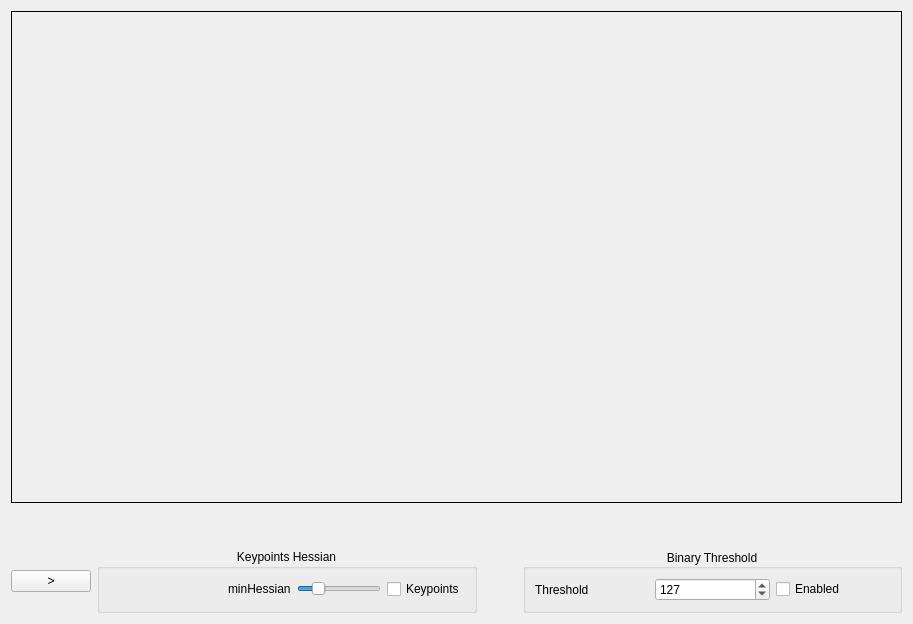
The window that qcvwidget.ui (prater27/Qt5_and_OpenCV_Tutorial1) describes before a commit, drawn with Qt 5.
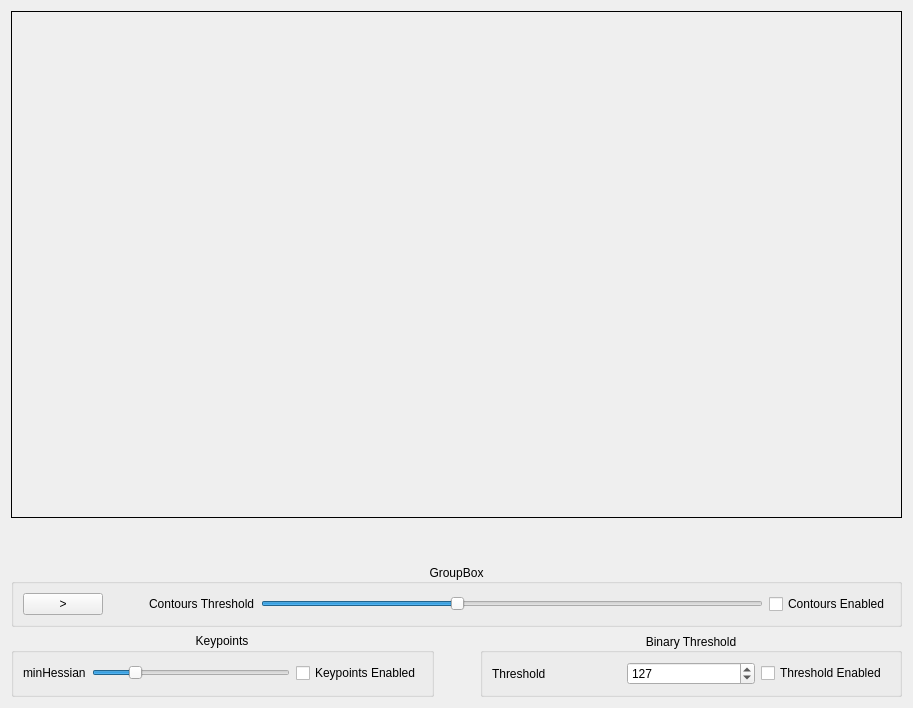
The same window after the commit.

What changed in the file:
```diff
--- a/qcvwidget.ui
+++ b/qcvwidget.ui
@@ -7,14 +7,14 @@
     <x>0</x>
     <y>0</y>
     <width>913</width>
-    <height>624</height>
+    <height>708</height>
    </rect>
   </property>
   <property name="windowTitle">
    <string>Widget</string>
   </property>
-  <layout class="QGridLayout" name="gridLayout">
-   <item row="0" column="0">
+  <layout class="QVBoxLayout" name="verticalLayout_2">
+   <item>
     <layout class="QVBoxLayout" name="verticalLayout">
      <item>
       <widget class="QLabel" name="labelView">
@@ -48,15 +48,77 @@
        </property>
       </spacer>
      </item>
+     <item>
+      <layout class="QHBoxLayout" name="horizontalLayout_4"/>
+     </item>
+     <item>
+      <widget class="QGroupBox" name="groupBox_3">
+       <property name="title">
+        <string>GroupBox</string>
+       </property>
+       <property name="alignment">
+        <set>Qt::AlignCenter</set>
+       </property>
+       <layout class="QGridLayout" name="gridLayout">
+        <item row="0" column="2">
+         <layout class="QHBoxLayout" name="horizontalLayout_5">
+          <item>
+           <widget class="QLabel" name="label_3">
+            <property name="text">
+             <string>Contours Threshold</string>
+            </property>
+           </widget>
+          </item>
+          <item>
+           <widget class="QSlider" name="horizontalSliderContoursThreshold">
+            <property name="maximum">
+             <number>255</number>
+            </property>
+            <property name="value">
+             <number>99</number>
+            </property>
+            <property name="orientation">
+             <enum>Qt::Horizontal</enum>
+            </property>
+           </widget>
+          </item>
+          <item>
+           <widget class="QCheckBox" name="checkBoxEnabledContoursDetector">
+            <property name="text">
+             <string>Contours Enabled</string>
+            </property>
+           </widget>
+          </item>
+         </layout>
+        </item>
+        <item row="0" column="0">
+         <widget class="QPushButton" name="pushButtonPlay">
+          <property name="text">
+           <string>&gt;</string>
+          </property>
+         </widget>
+        </item>
+        <item row="0" column="1">
+         <spacer name="horizontalSpacer">
+          <property name="orientation">
+           <enum>Qt::Horizontal</enum>
+          </property>
+          <property name="sizeType">
+           <enum>QSizePolicy::Minimum</enum>
+          </property>
+          <property name="sizeHint" stdset="0">
+           <size>
+            <width>40</width>
+            <height>20</height>
+           </size>
+          </property>
+         </spacer>
+        </item>
+       </layout>
+      </widget>
+     </item>
      <item>
       <layout class="QHBoxLayout" name="horizontalLayout_3">
-       <item>
-        <widget class="QPushButton" name="pushButtonPlay">
-         <property name="text">
-          <string>&gt;</string>
-         </property>
-        </widget>
-       </item>
        <item>
         <widget class="QGroupBox" name="groupBox_2">
          <property name="sizePolicy">
@@ -66,13 +128,13 @@
           </sizepolicy>
          </property>
          <property name="title">
-          <string>Keypoints Hessian</string>
+          <string>Keypoints</string>
          </property>
          <property name="alignment">
           <set>Qt::AlignHCenter|Qt::AlignTop</set>
          </property>
          <layout class="QGridLayout" name="gridLayout_3">
-          <item row="0" column="1">
+          <item row="0" column="0">
            <layout class="QHBoxLayout" name="horizontalLayout_2">
             <item>
              <widget class="QLabel" name="label">
@@ -100,28 +162,12 @@
             <item>
              <widget class="QCheckBox" name="checkBoxEnabledKeypoints">
               <property name="text">
-               <string>Keypoints</string>
+               <string>Keypoints Enabled</string>
               </property>
              </widget>
             </item>
            </layout>
           </item>
-          <item row="0" column="0">
-           <spacer name="horizontalSpacer">
-            <property name="orientation">
-             <enum>Qt::Horizontal</enum>
-            </property>
-            <property name="sizeType">
-             <enum>QSizePolicy::MinimumExpanding</enum>
-            </property>
-            <property name="sizeHint" stdset="0">
-             <size>
-              <width>40</width>
-              <height>20</height>
-             </size>
-            </property>
-           </spacer>
-          </item>
          </layout>
         </widget>
        </item>
@@ -184,7 +230,7 @@
             <item>
              <widget class="QCheckBox" name="checkBoxEnabledBinaryThreshold">
               <property name="text">
-               <string>Enabled</string>
+               <string>Threshold Enabled</string>
               </property>
              </widget>
             </item>
```
